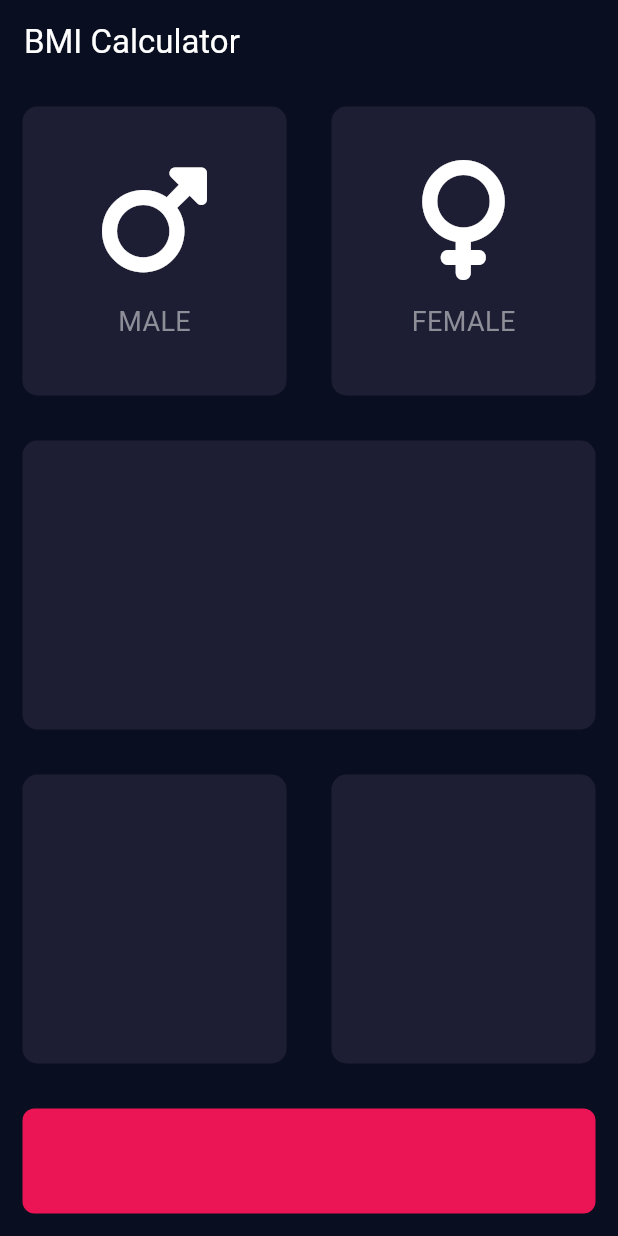
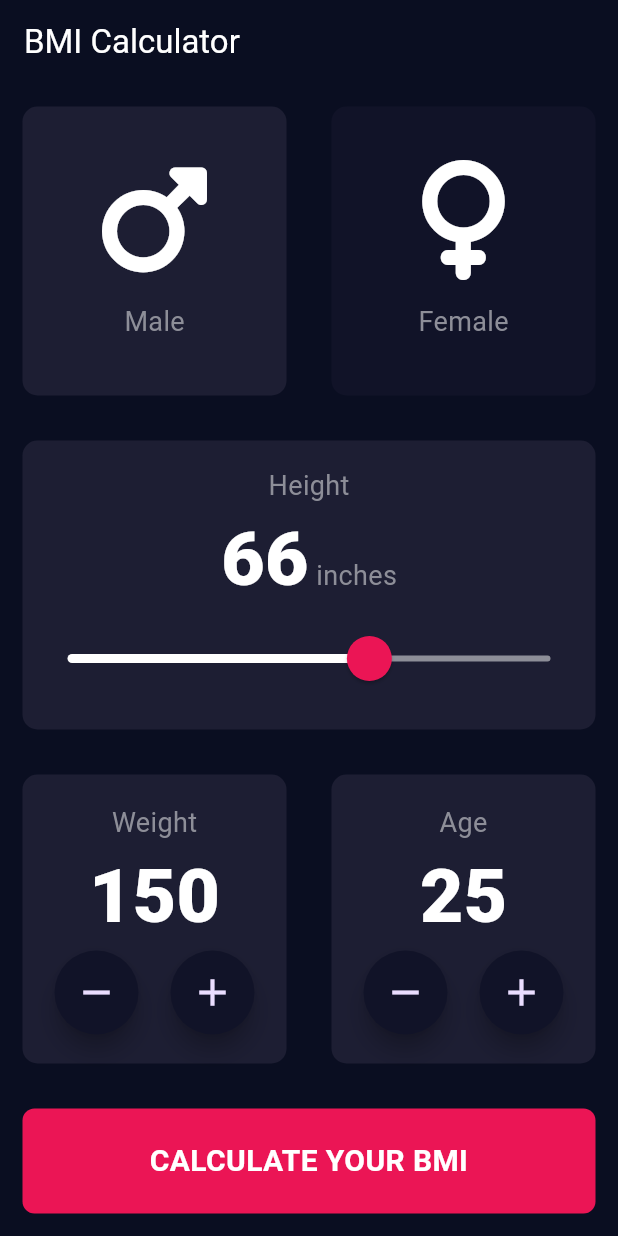
Before and after one commit to ianfrye0818/flutter_bmi_calc, a Flutter app: the screen it shows after launch, on a phone screen of 412 x 824 dp. Run offline on Flutter 3.47's test engine with Material 3 defaults, Android fonts, the phone set to English and light mode, and no system bars; our stand-ins replace font_awesome_flutter.

Commit message:
finished Project

```diff
--- /dev/null
+++ b/lib/constants/constants.dart
@@ -0,0 +1,28 @@
+import 'package:flutter/material.dart';
+
+const kActiveCardColor = Color(0xFF1D1E33);
+const kInactiveCardColor = Color(0xFF111328);
+const kThumbColor = Color(0xFFEB1555);
+const kOverLayColor = Color(0x29EB1555);
+const kActiveTrackColor = Colors.white;
+const kInactiveTrackColor = Color(0xFF8D8E98);
+
+const kBottomContainerColor = Color(0xFFEB1555);
+const kBottomContainerHeight = 70.0;
+const kBottomTextStyles =
+    TextStyle(fontSize: 20.0, color: Colors.white, fontWeight: FontWeight.bold);
+
+const double kMaxHeight = 84;
+const double kMinHeight = 36;
+
+const kLabelTextStyle = TextStyle(
+  color: Color(0xFF8D8E98),
+  fontSize: 18.0,
+);
+
+const kNumberTextStyle = TextStyle(
+  fontSize: 50.0,
+  fontWeight: FontWeight.w900,
+);
+
+enum Genders { male, female }
--- a/lib/pages/home_page.dart
+++ b/lib/pages/home_page.dart
@@ -1,9 +1,11 @@
-import 'package:bmi_calc/widgets/icon_column.dart';
-import 'package:bmi_calc/widgets/reusable_card.dart';
+import 'package:bmi_calc/widgets/BMI_alert_dialog.dart';
 import 'package:flutter/material.dart';
-import 'package:font_awesome_flutter/font_awesome_flutter.dart';
 
+import '../constants/constants.dart';
+import '../widgets/HeightCard.dart';
+import '../widgets/add_subtract_card.dart';
 import '../widgets/bottom_button.dart';
+import '../widgets/gender_selector.dart';
 
 class HomePage extends StatefulWidget {
   const HomePage({super.key});
@@ -13,8 +15,14 @@ class HomePage extends StatefulWidget {
 }
 
 class _HomePageState extends State<HomePage> {
-  static const activeCardColor = Color(0xFF1D1E33);
+  double _height = 66;
+  Genders _gender = Genders.male;
+  double _weight = 150;
+  double _age = 25;
 
+  double _calculateBMI() {
+    return _weight / (_height * _height) * 703;
+  }
 
   @override
   Widget build(BuildContext context) {
@@ -22,51 +30,80 @@ class _HomePageState extends State<HomePage> {
       appBar: AppBar(
         title: const Text("BMI Calculator"),
       ),
-      body: const SafeArea(
+      body: SafeArea(
         child: Column(
+          crossAxisAlignment: CrossAxisAlignment.stretch,
           children: [
             Expanded(
               child: Row(
                 children: [
-                  Expanded(
-                    child: ReusableCard(
-                      bgColor: activeCardColor,
-                      child:
-                          IconColumn(icon: FontAwesomeIcons.mars, text: 'MALE'),
-                    ),
+                  GenderSelector(
+                      gender: Genders.male,
+                      onPressed: () => setState(() {
+                            _gender = Genders.male;
+                          }),
+                      isActive: _gender == Genders.male),
+                  GenderSelector(
+                      gender: Genders.female,
+                      onPressed: () => setState(() {
+                            _gender = Genders.female;
+                          }),
+                      isActive: _gender == Genders.female),
+                ],
+              ),
+            ),
+            HeightCard(
+              height: _height,
+              onChange: (double value) {
+                setState(() {
+                  _height = value;
+                });
+              },
+            ),
+            Expanded(
+              child: Row(
+                children: [
+                  AddSubtractSelectorCard(
+                    value: _weight,
+                    title: 'Weight',
+                    onAdd: () {
+                      setState(() {
+                        if (_weight < 500) _weight++;
+                      });
+                    },
+                    onSubtract: () {
+                      setState(() {
+                        if (_weight > 0) _weight--;
+                      });
+                    },
                   ),
-                  Expanded(
-                    child: ReusableCard(
-                      bgColor: activeCardColor,
-                      child: IconColumn(
-                          icon: FontAwesomeIcons.venus, text: 'FEMALE'),
-                    ),
+                  AddSubtractSelectorCard(
+                    value: _age,
+                    title: 'Age',
+                    onAdd: () {
+                      setState(() {
+                        if (_age < 100) _age++;
+                      });
+                    },
+                    onSubtract: () {
+                      setState(() {
+                        if (_age > 1) _age--;
+                      });
+                    },
                   ),
                 ],
               ),
             ),
-            Expanded(
-              child: ReusableCard(
-                bgColor: activeCardColor,
-              ),
+            BottomButton(
+              onTap: () {
+                showDialog(
+                    context: context,
+                    builder: (context) {
+                      return BMIAlertDialog(
+                          calculate: _calculateBMI, gender: _gender);
+                    });
+              },
             ),
-            Expanded(
-              child: Row(
-                children: [
-                  Expanded(
-                    child: ReusableCard(
-                      bgColor: activeCardColor,
-                    ),
-                  ),
-                  Expanded(
-                    child: ReusableCard(
-                      bgColor: activeCardColor,
-                    ),
-                  ),
-                ],
-              ),
-            ),
-            BottomButton(),
           ],
         ),
       ),
--- a/lib/themes/theme.dart
+++ b/lib/themes/theme.dart
@@ -1,4 +1,6 @@
 import 'package:flutter/material.dart';
+
+import '../constants/constants.dart';
 
 class MyTheme {
   static const bgColor = 0xFF0A0E21;
@@ -9,10 +11,26 @@ class MyTheme {
       foregroundColor: Colors.white,
     ),
     scaffoldBackgroundColor: const Color(bgColor),
+    floatingActionButtonTheme: const FloatingActionButtonThemeData().copyWith(
+      backgroundColor: kInactiveCardColor,
+      shape: const CircleBorder(),
+      iconSize: 30.0,
+    ),
+    sliderTheme: const SliderThemeData().copyWith(
+      thumbShape: const RoundSliderThumbShape(enabledThumbRadius: 15.0),
+      overlayShape: const RoundSliderOverlayShape(overlayRadius: 30.0),
+      thumbColor: kThumbColor,
+      overlayColor: kOverLayColor,
+      activeTrackColor: kActiveTrackColor,
+      inactiveTrackColor: kInactiveTrackColor,
+    ),
     textTheme: const TextTheme(
       bodyLarge: TextStyle(color: Colors.white),
       titleLarge: TextStyle(color: Colors.white),
       bodyMedium: TextStyle(color: Colors.white),
+      labelMedium: TextStyle(color: Color(0xFF8D8E98), fontSize: 18.0),
+      displayLarge: TextStyle(
+          color: Colors.white, fontSize: 50.0, fontWeight: FontWeight.w900),
     ),
   );
 }
--- /dev/null
+++ b/lib/widgets/BMI_alert_dialog.dart
@@ -0,0 +1,48 @@
+import 'package:flutter/material.dart';
+
+import '../constants/constants.dart';
+
+class BMIAlertDialog extends StatelessWidget {
+  const BMIAlertDialog(
+      {super.key, required this.calculate, required this.gender});
+
+  final Function calculate;
+  final Genders gender;
+
+  double get BMI => calculate();
+
+  Set<String> get weightText => {
+        if (BMI < 18.5) 'You are underweight',
+        if (BMI >= 18.5 && BMI < 24.9) 'You are a normal weight',
+        if (BMI >= 25 && BMI < 29.9) 'You are overweight',
+        if (BMI >= 30) 'You are obese'
+      };
+
+  @override
+  Widget build(BuildContext context) {
+    return AlertDialog(
+      title: const Text('Your BMI'),
+      content: Container(
+        height: 200,
+        child: Column(
+            mainAxisAlignment: MainAxisAlignment.center,
+            crossAxisAlignment: CrossAxisAlignment.center,
+            children: [
+              Text(
+                'Your BMI is ${calculate().toStringAsFixed(2)}',
+                style: const TextStyle(fontSize: 18),
+              ),
+              const SizedBox(height: 10),
+              Text(weightText.join(', '), style: const TextStyle(fontSize: 18)),
+            ]),
+      ),
+      actions: [
+        TextButton(
+            onPressed: () {
+              Navigator.of(context).pop();
+            },
+            child: const Text('OK'))
+      ],
+    );
+  }
+}
--- /dev/null
+++ b/lib/widgets/HeightCard.dart
@@ -0,0 +1,52 @@
+import 'package:bmi_calc/widgets/reusable_card.dart';
+import 'package:flutter/material.dart';
+
+import '../constants/constants.dart';
+
+class HeightCard extends StatelessWidget {
+  const HeightCard({super.key, required this.height, required this.onChange});
+
+  final double height;
+  final ValueChanged<double> onChange;
+
+  @override
+  Widget build(BuildContext context) {
+    return Expanded(
+      child: ReusableCard(
+        bgColor: kActiveCardColor,
+        child: Column(
+          mainAxisAlignment: MainAxisAlignment.center,
+          children: [
+            const Text(
+              'Height',
+              style: kLabelTextStyle,
+            ),
+            Row(
+              mainAxisAlignment: MainAxisAlignment.center,
+              crossAxisAlignment: CrossAxisAlignment.baseline,
+              textBaseline: TextBaseline.alphabetic,
+              children: [
+                Text(
+                  height.toStringAsFixed(0),
+                  style: kNumberTextStyle,
+                ),
+                const SizedBox(width: 5.0),
+                const Text(
+                  'inches',
+                  style: kLabelTextStyle,
+                ),
+              ],
+            ),
+            Slider(
+                value: height,
+                max: kMaxHeight,
+                min: kMinHeight,
+                onChanged: (double value) {
+                  onChange(value);
+                }),
+          ],
+        ),
+      ),
+    );
+  }
+}
--- /dev/null
+++ b/lib/widgets/add_subtract_card.dart
@@ -0,0 +1,50 @@
+import 'package:bmi_calc/widgets/reusable_card.dart';
+import 'package:flutter/material.dart';
+
+import '../constants/constants.dart';
+
+class AddSubtractSelectorCard extends StatelessWidget {
+  const AddSubtractSelectorCard(
+      {super.key,
+      required this.value,
+      required this.title,
+      required this.onAdd,
+      required this.onSubtract});
+
+  final VoidCallback onAdd;
+  final VoidCallback onSubtract;
+  final double value;
+  final String title;
+
+  @override
+  Widget build(BuildContext context) {
+    return Expanded(
+      child: ReusableCard(
+        bgColor: kActiveCardColor,
+        child: Column(
+          mainAxisAlignment: MainAxisAlignment.center,
+          children: [
+            Text(
+              title,
+              style: kLabelTextStyle,
+            ),
+            Text(
+              value.toStringAsFixed(0),
+              style: kNumberTextStyle,
+            ),
+            Row(mainAxisAlignment: MainAxisAlignment.spaceEvenly, children: [
+              FloatingActionButton(
+                onPressed: onSubtract,
+                child: const Icon(Icons.remove),
+              ),
+              FloatingActionButton(
+                onPressed: onAdd,
+                child: const Icon(Icons.add),
+              ),
+            ]),
+          ],
+        ),
+      ),
+    );
+  }
+}
--- a/lib/widgets/bottom_button.dart
+++ b/lib/widgets/bottom_button.dart
@@ -1,23 +1,32 @@
-import 'package:flutter/cupertino.dart';
+import 'package:bmi_calc/constants/constants.dart';
+import 'package:flutter/material.dart';
 
 class BottomButton extends StatelessWidget {
-  const BottomButton({super.key});
+  const BottomButton({super.key, required this.onTap});
 
-  static const  bottomContainerHeight = 70.0;
-  static const bottomContainerColor = Color(0xFFEB1555);
+  final VoidCallback onTap;
 
   @override
   Widget build(BuildContext context) {
-    return Container(
-      margin: const EdgeInsets.all(15.0),
-      decoration: const BoxDecoration(
-        color: bottomContainerColor,
-        borderRadius: BorderRadius.all(
-          Radius.circular(8.0),
+    return InkWell(
+      onTap: onTap,
+      child: Container(
+        alignment: Alignment.center,
+        margin: const EdgeInsets.all(15.0),
+        decoration: const BoxDecoration(
+          color: kBottomContainerColor,
+          borderRadius: BorderRadius.all(
+            Radius.circular(8.0),
+          ),
+        ),
+        width: double.infinity,
+        height: kBottomContainerHeight,
+        child: Text(
+          'Calculate Your BMI'.toUpperCase(),
+          style: kBottomTextStyles,
+          textAlign: TextAlign.center,
         ),
       ),
-      width: double.infinity,
-      height: bottomContainerHeight,
     );
   }
 }
--- /dev/null
+++ b/lib/widgets/gender_selector.dart
@@ -0,0 +1,36 @@
+import 'package:bmi_calc/widgets/reusable_card.dart';
+import 'package:flutter/material.dart';
+import 'package:font_awesome_flutter/font_awesome_flutter.dart';
+
+import '../constants/constants.dart';
+import 'icon_column.dart';
+
+class GenderSelector extends StatelessWidget {
+  const GenderSelector(
+      {super.key,
+      required this.gender,
+      required this.onPressed,
+      required this.isActive});
+
+  final Genders gender;
+  final VoidCallback onPressed;
+  final bool isActive;
+
+  @override
+  Widget build(BuildContext context) {
+    return Expanded(
+      child: ReusableCard(
+        onPressed: onPressed,
+        bgColor: isActive ? kActiveCardColor : kInactiveCardColor,
+        child: IconColumn(
+            icon: gender == Genders.male
+                ? FontAwesomeIcons.mars
+                : FontAwesomeIcons.venus,
+            text: gender == Genders.male
+                ? 'Male'
+                : ''
+                    'Female'),
+      ),
+    );
+  }
+}
--- a/lib/widgets/icon_column.dart
+++ b/lib/widgets/icon_column.dart
@@ -1,3 +1,4 @@
+import 'package:bmi_calc/constants/constants.dart';
 import 'package:flutter/material.dart';
 
 class IconColumn extends StatelessWidget {
@@ -9,15 +10,12 @@ class IconColumn extends StatelessWidget {
 
   final IconData icon;
   final String text;
+
   final cardTextColor = const Color(0xFF8D8E98);
 
   @override
   Widget build(BuildContext context) {
-    return GestureDetector(
-      onTap: () {
-        print('$text IconColumn tapped');
-      },
-      child: Column(
+    return Column(
       mainAxisAlignment: MainAxisAlignment.center,
       crossAxisAlignment: CrossAxisAlignment.center,
       children: [
@@ -30,13 +28,9 @@ class IconColumn extends StatelessWidget {
         ),
         Text(
           text,
-            style: TextStyle(
-              fontSize: 18,
-              color: cardTextColor,
-            ),
+          style: kLabelTextStyle,
         ),
       ],
-      ),
     );
   }
 }
--- a/lib/widgets/reusable_card.dart
+++ b/lib/widgets/reusable_card.dart
@@ -1,20 +1,25 @@
 import 'package:flutter/material.dart';
 
 class ReusableCard extends StatelessWidget {
-  const ReusableCard({super.key, required this.bgColor, this.child});
+  const ReusableCard(
+      {super.key, required this.bgColor, this.child, this.onPressed});
 
   final Color bgColor;
   final Widget? child;
+  final void Function()? onPressed;
 
   @override
   Widget build(BuildContext context) {
-    return Container(
-      margin: const EdgeInsets.all(15.0),
-      decoration: BoxDecoration(
-        color: bgColor,
-        borderRadius: BorderRadius.circular(10.0),
+    return GestureDetector(
+      onTap: onPressed,
+      child: Container(
+        margin: const EdgeInsets.all(15.0),
+        decoration: BoxDecoration(
+          color: bgColor,
+          borderRadius: BorderRadius.circular(10.0),
+        ),
+        child: child,
       ),
-      child: child,
     );
   }
 }
```
Lines whose indentation alone changed are shown as unchanged.
